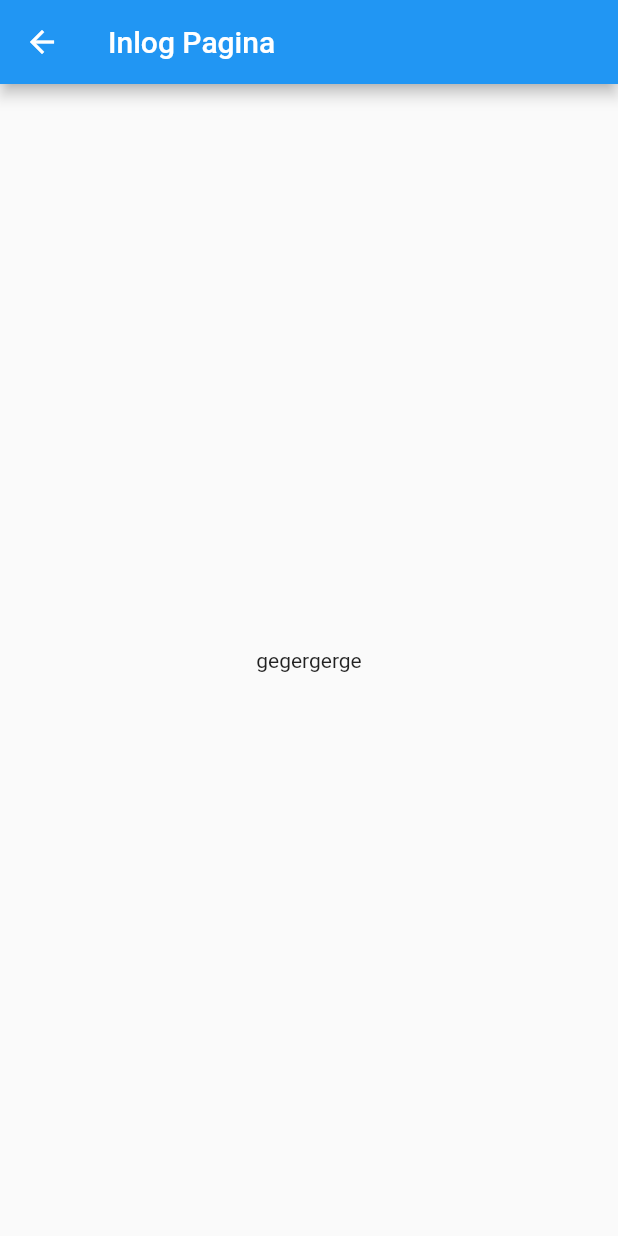
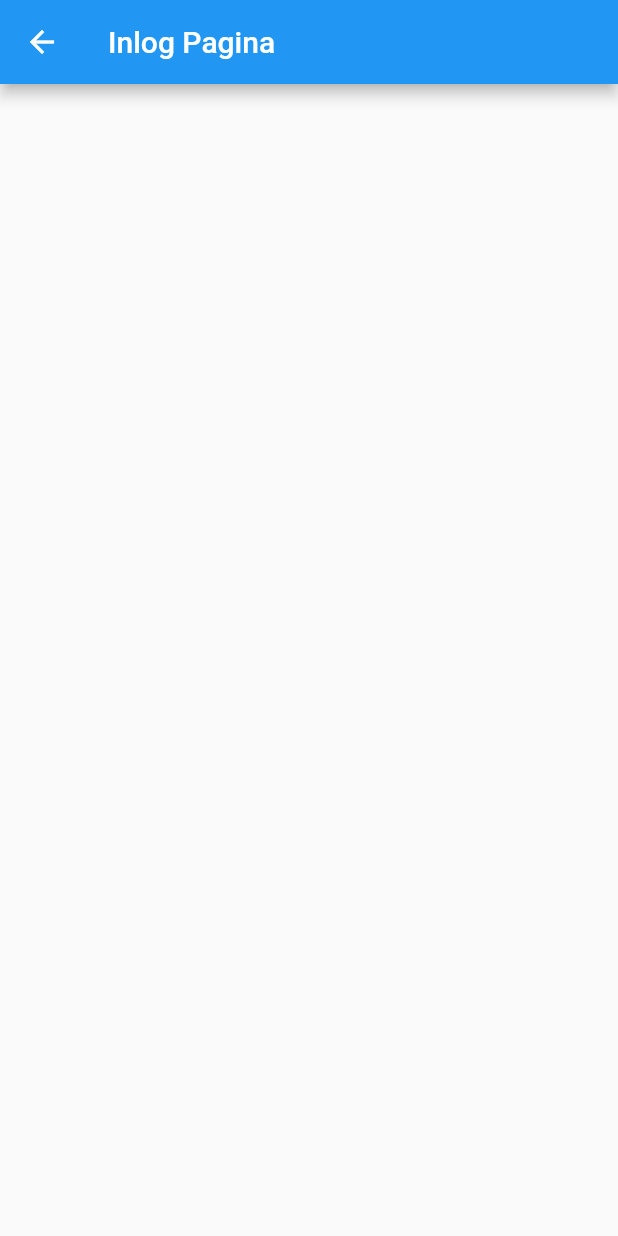
Before and after one commit to PS227368/Project5, a Flutter app: the OtherPage screen opened directly, on a phone screen of 412 x 824 dp. Run offline on Flutter 3.47's test engine with Material 2 defaults, Android fonts, the light colour scheme and no system bars; our stand-ins replace google_fonts.

```diff
--- a/lib/welcome_view.dart
+++ b/lib/welcome_view.dart
@@ -75,7 +75,7 @@ class OtherPage extends StatelessWidget {
         title: const Text('Inlog Pagina'),
       ),
       body: const Center(
-        child: Text('gegergerge'),
+        child: Text(''),
       ),
     );
   }
--- a/pubspec.yaml
+++ b/pubspec.yaml
@@ -36,6 +36,7 @@ dependencies:
   # Use with the CupertinoIcons class for iOS style icons.
   cupertino_icons: ^1.0.2
   google_fonts: ^4.0.4
+  hive_flutter: ^1.1.0
 
 dev_dependencies:
   flutter_test:
```
Also changed, not shown: lib/inlog.dart (added), lib/register.dart (added), pubspec.lock.
